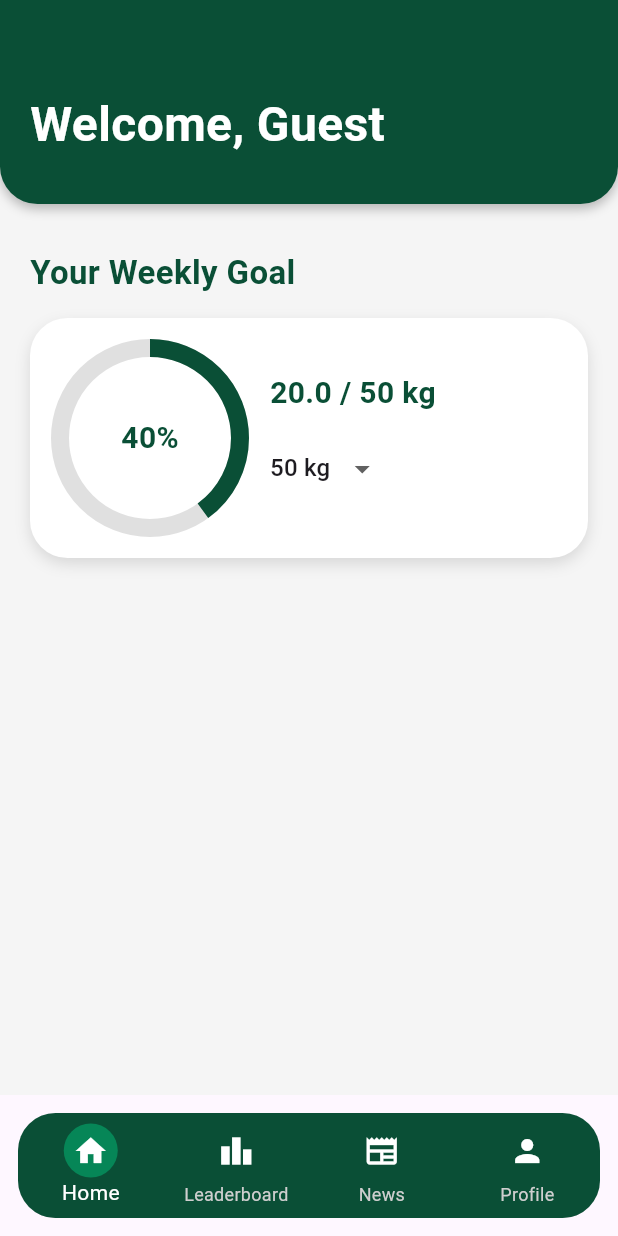
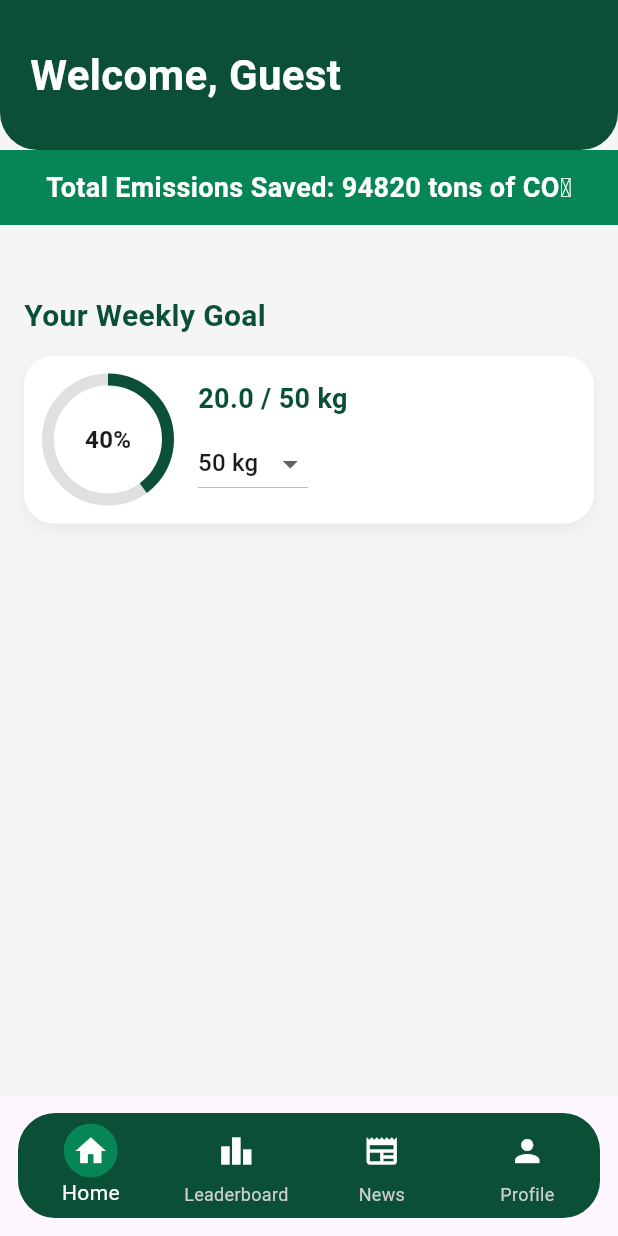
Before and after one commit to CR1SI/CarbonFootPrinters, a Flutter app: the screen it shows once a user with an empty profile is signed in, on a phone screen of 412 x 824 dp. Run offline on Flutter 3.47's test engine with Material 3 defaults, Android fonts, the phone set to English and light mode, and no system bars; our stand-ins replace cloud_firestore, firebase_auth, firebase_core; accounts and stored records are empty; Roboto replaces fonts that are missing (Varela).

Commit message:
Update home_screen.dart

```diff
--- a/front-end/carbon_foot_printer/lib/home_screen.dart
+++ b/front-end/carbon_foot_printer/lib/home_screen.dart
@@ -2,17 +2,8 @@ import 'package:flutter/material.dart';
 import 'package:cloud_firestore/cloud_firestore.dart';
 import 'package:firebase_auth/firebase_auth.dart';
 
-class HomeScreen extends StatefulWidget {
+class HomeScreen extends StatelessWidget {
   const HomeScreen({super.key});
-
-  @override
-  State<HomeScreen> createState() => _HomeScreenState();
-}
-
-class _HomeScreenState extends State<HomeScreen> {
-  double _progress = 0.4; // Example progress (40%)
-  int _selectedGoal = 50; // Default goal in kg
-  final List<int> _goalOptions = [10, 25, 50, 100, 200];
 
   @override
   Widget build(BuildContext context) {
@@ -25,30 +16,26 @@ class _HomeScreenState extends State<HomeScreen> {
 
     final docRef = FirebaseFirestore.instance.collection('users').doc(user.uid);
 
+    final Future<double> totalEmissionsSaved = Future.value(94820); // in tons
+
     return Scaffold(
-      backgroundColor: Colors.grey.shade100,
-      body: Column(
-        crossAxisAlignment: CrossAxisAlignment.stretch,
+      backgroundColor: const Color(0xFFF5F5F5),
+      appBar: PreferredSize(
+        preferredSize: const Size.fromHeight(160),
+        child: Column(
           children: [
-          // Custom rounded AppBar
+            // Top header
             Container(
-            padding: const EdgeInsets.only(top: 60, bottom: 30, left: 20, right: 20),
+              height: 100,
+              width: double.infinity,
               decoration: const BoxDecoration(
-              color: Color.fromARGB(255, 10, 79, 54),
-              borderRadius: BorderRadius.only(
-                bottomLeft: Radius.circular(25),
-                bottomRight: Radius.circular(25),
+                color: Color(0xFF0A4F36),
+                borderRadius: BorderRadius.vertical(
+                  bottom: Radius.circular(25),
                 ),
-              boxShadow: [
-                BoxShadow(
-                  color: Colors.black26,
-                  offset: Offset(0, 3),
-                  blurRadius: 6,
               ),
-              ],
-            ),
-            child: Align(
               alignment: Alignment.centerLeft,
+              padding: const EdgeInsets.symmetric(horizontal: 20),
               child: StreamBuilder<DocumentSnapshot>(
                 stream: docRef.snapshots(),
                 builder: (context, snapshot) {
@@ -57,142 +44,169 @@ class _HomeScreenState extends State<HomeScreen> {
                       "Welcome, @User",
                       style: TextStyle(
                         color: Colors.white,
-                        fontFamily: 'Varela',
-                        fontSize: 32,
+                        fontSize: 28,
+                        fontWeight: FontWeight.bold,
                       ),
                     );
                   }
 
                   final data = snapshot.data!.data() as Map<String, dynamic>?;
-                  final username = (data?['name'] as String?)?.trim().isNotEmpty == true
+                  final username =
+                      (data?['name'] as String?)?.trim().isNotEmpty == true
                           ? data!['name']
                           : "Guest";
 
                   return Text(
-                    'Welcome, $username',
+                    "Welcome, $username",
                     style: const TextStyle(
                       color: Colors.white,
-                      fontFamily: 'Varela',
-                      fontSize: 32,
+                      fontSize: 28,
                       fontWeight: FontWeight.bold,
                     ),
                   );
                 },
               ),
             ),
-          ),
 
-          const SizedBox(height: 30),
-
-          // Section Title
-          const Padding(
-            padding: EdgeInsets.symmetric(horizontal: 20),
+            // Underpart: Total Emissions Saved
+            FutureBuilder<double>(
+              future: totalEmissionsSaved,
+              builder: (context, snapshot) {
+                if (!snapshot.hasData) {
+                  return Container(
+                    width: double.infinity,
+                    color: const Color(0xFF068657),
+                    padding: const EdgeInsets.symmetric(vertical: 12),
+                    child: const Center(
                       child: Text(
-              "Your Weekly Goal",
+                        "Loading emissions data...",
                         style: TextStyle(
-                fontSize: 22,
-                fontWeight: FontWeight.bold,
-                color: Color.fromARGB(255, 10, 79, 54),
+                          fontSize: 16,
+                          fontWeight: FontWeight.w500,
+                          color: Colors.white,
                         ),
                       ),
                     ),
+                  );
+                }
 
-          const SizedBox(height: 15),
+                return Container(
+                  width: double.infinity,
+                  color: const Color(0xFF068657),
+                  padding: const EdgeInsets.symmetric(vertical: 12),
+                  child: Center(
+                    child: Text(
+                      "Total Emissions Saved: ${snapshot.data!.toStringAsFixed(0)} tons of CO₂",
+                      style: const TextStyle(
+                        fontSize: 18,
+                        fontWeight: FontWeight.w600,
+                        color: Colors.white,
+                      ),
+                    ),
+                  ),
+                );
+              },
+            ),
+          ],
+        ),
+      ),
+      body: SingleChildScrollView(
+        padding: const EdgeInsets.all(16),
+        child: Column(
+          crossAxisAlignment: CrossAxisAlignment.start,
+          children: [
+            const SizedBox(height: 20),
 
-          // Animated Goal Card
-          Padding(
-            padding: const EdgeInsets.symmetric(horizontal: 20),
-            child: Container(
-              padding: const EdgeInsets.all(20),
+            const Text(
+              "Your Weekly Goal",
+              style: TextStyle(
+                fontSize: 20,
+                fontWeight: FontWeight.bold,
+                color: Color(0xFF0A4F36),
+              ),
+            ),
+            const SizedBox(height: 12),
+
+            // Goal card
+            Container(
+              width: double.infinity,
+              padding: const EdgeInsets.all(16),
               decoration: BoxDecoration(
                 color: Colors.white,
-                borderRadius: BorderRadius.circular(25),
-                boxShadow: const [
+                borderRadius: BorderRadius.circular(20),
+                boxShadow: [
                   BoxShadow(
-                    color: Colors.black12,
+                    color: Colors.black.withOpacity(0.05),
                     blurRadius: 8,
-                    offset: Offset(0, 4),
+                    offset: const Offset(0, 4),
                   ),
                 ],
               ),
               child: Row(
-                mainAxisAlignment: MainAxisAlignment.spaceBetween,
                 children: [
-                  // Animated circular progress
-                  TweenAnimationBuilder<double>(
-                    tween: Tween<double>(begin: 0, end: _progress),
-                    duration: const Duration(milliseconds: 800),
-                    builder: (context, value, _) {
-                      return SizedBox(
-                        width: 120,
-                        height: 120,
+                  // Progress circle (placeholder, replace with real data)
+                  SizedBox(
+                    height: 80,
+                    width: 80,
                     child: Stack(
                       fit: StackFit.expand,
                       children: [
                         CircularProgressIndicator(
-                              value: value,
-                              strokeWidth: 12,
-                              backgroundColor: Colors.grey.shade300,
+                          value: 20 / 50, // progress (dummy data)
+                          strokeWidth: 8,
+                          backgroundColor: Colors.grey[300],
                           valueColor: const AlwaysStoppedAnimation<Color>(
-                                Color.fromARGB(255, 10, 79, 54),
+                            Color(0xFF0A4F36),
                           ),
                         ),
-                            Center(
+                        const Center(
                           child: Text(
-                                "${(value * 100).toStringAsFixed(0)}%",
-                                style: const TextStyle(
-                                  fontSize: 20,
+                            "40%",
+                            style: TextStyle(
+                              fontSize: 16,
                               fontWeight: FontWeight.bold,
-                                  color: Color.fromARGB(255, 10, 79, 54),
                             ),
                           ),
                         ),
                       ],
                     ),
-                      );
+                  ),
+                  const SizedBox(width: 20),
+
+                  // Goal info
+                  Column(
+                    crossAxisAlignment: CrossAxisAlignment.start,
+                    children: [
+                      const Text(
+                        "20.0 / 50 kg",
+                        style: TextStyle(
+                          fontSize: 18,
+                          fontWeight: FontWeight.w600,
+                          color: Color(0xFF0A4F36),
+                        ),
+                      ),
+                      const SizedBox(height: 6),
+                      DropdownButton<int>(
+                        value: 50,
+                        items: const [
+                          DropdownMenuItem(
+                            value: 25,
+                            child: Text("25 kg"),
+                          ),
+                          DropdownMenuItem(
+                            value: 50,
+                            child: Text("50 kg"),
+                          ),
+                          DropdownMenuItem(
+                            value: 100,
+                            child: Text("100 kg"),
+                          ),
+                        ],
+                        onChanged: (value) {
+                          // TODO: connect to backend to update goal
                         },
                       ),
-
-                  const SizedBox(width: 20),
-
-                  // Goal info + selector
-                  Expanded(
-                    child: Column(
-                      crossAxisAlignment: CrossAxisAlignment.start,
-                      children: [
-                        Text(
-                          "${(_progress * _selectedGoal).toStringAsFixed(1)} / $_selectedGoal kg",
-                          style: const TextStyle(
-                            fontSize: 20,
-                            fontWeight: FontWeight.bold,
-                            color: Color.fromARGB(255, 10, 79, 54),
-                          ),
-                        ),
-                        const SizedBox(height: 12),
-                        DropdownButton<int>(
-                          value: _selectedGoal,
-                          underline: const SizedBox(),
-                          items: _goalOptions
-                              .map((g) => DropdownMenuItem(
-                                    value: g,
-                                    child: Text("$g kg"),
-                                  ))
-                              .toList(),
-                          onChanged: (value) {
-                            if (value != null) {
-                              setState(() {
-                                _selectedGoal = value;
-                                _progress = 0.0; // reset progress when goal changes
-                              });
-
-                              // Animate progress filling back up (example)
-                              Future.delayed(const Duration(milliseconds: 300), () {
-                                setState(() {
-                                  _progress = 0.4; // replace with real calculation
-                                });
-                              });
-                            }
-                          },
+                    ],
                   ),
                 ],
               ),
@@ -200,9 +214,6 @@ class _HomeScreenState extends State<HomeScreen> {
           ],
         ),
       ),
-          ),
-        ],
-      ),
     );
   }
 }
```
Lines whose indentation alone changed are shown as unchanged.
